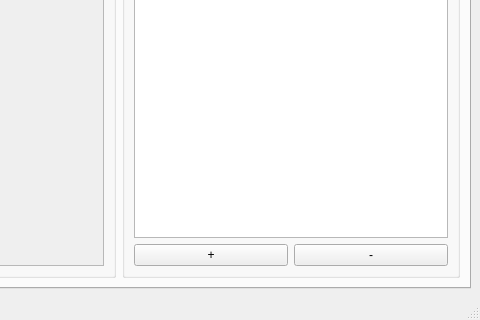
First picture: the form in mtool_main_window.ui, repository mjbots/mjmech, before the edit; both pictures show x 469 to 949 and y 266 to 586 of the 949 by 586 pixel window.
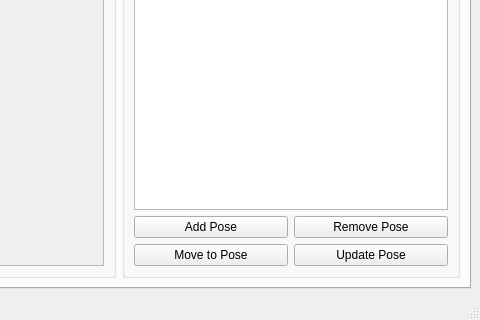
Second picture: the form after the edit. The open tabs and pages were chosen to show the change.

Commit message: Implement saving and restoring poses.

```diff
--- a/mtool_main_window.ui
+++ b/mtool_main_window.ui
@@ -24,7 +24,7 @@
        <attribute name="title">
         <string>Servo Control</string>
        </attribute>
-       <layout class="QHBoxLayout" name="horizontalLayout_3">
+       <layout class="QHBoxLayout" name="horizontalLayout_2">
         <item>
          <widget class="QGroupBox" name="configurationGroup">
           <property name="title">
@@ -244,18 +244,32 @@
             <widget class="QListWidget" name="poseList"/>
            </item>
            <item>
-            <layout class="QHBoxLayout" name="horizontalLayout_2">
-             <item>
-              <widget class="QPushButton" name="poseAdd">
+            <layout class="QGridLayout" name="gridLayout_4">
+             <item row="0" column="0">
+              <widget class="QPushButton" name="addPoseButton">
                <property name="text">
-                <string>+</string>
+                <string>Add Pose</string>
                </property>
               </widget>
              </item>
-             <item>
-              <widget class="QPushButton" name="poseRemove">
+             <item row="0" column="1">
+              <widget class="QPushButton" name="removePoseButton">
                <property name="text">
-                <string>-</string>
+                <string>Remove Pose</string>
+               </property>
+              </widget>
+             </item>
+             <item row="1" column="0">
+              <widget class="QPushButton" name="moveToPoseButton">
+               <property name="text">
+                <string>Move to Pose</string>
+               </property>
+              </widget>
+             </item>
+             <item row="1" column="1">
+              <widget class="QPushButton" name="updatePoseButton">
+               <property name="text">
+                <string>Update Pose</string>
                </property>
               </widget>
              </item>
```
Left out of the diff: 2 changed lines with no effect on the pictures. The commit also changes 1 other file.
